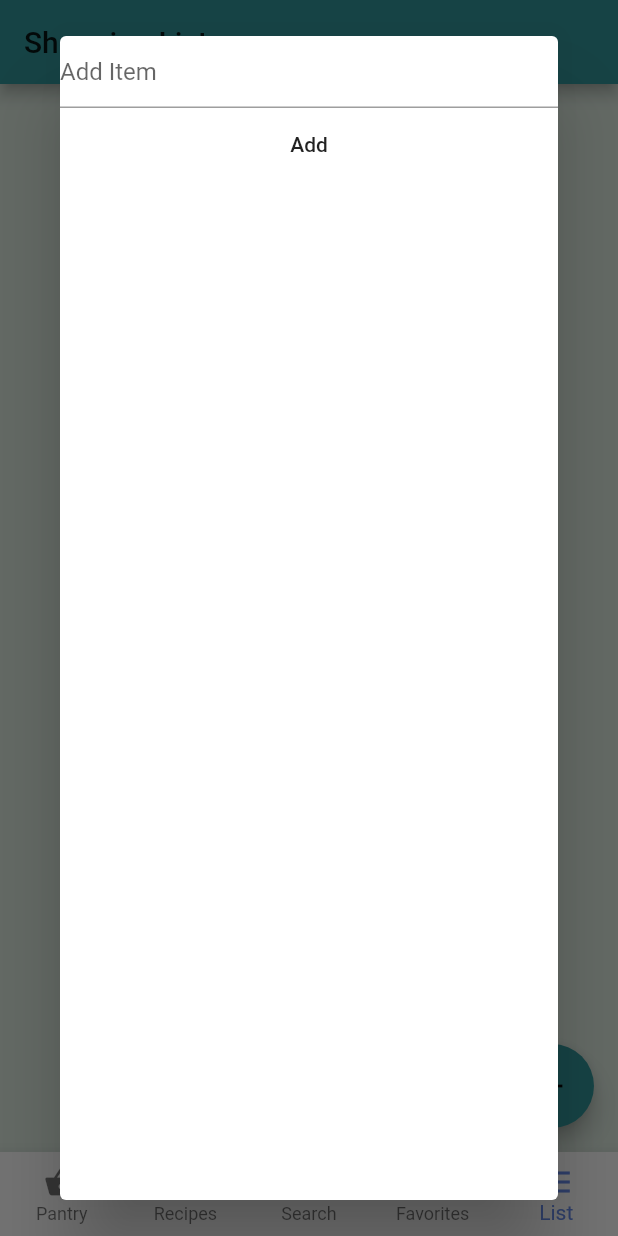
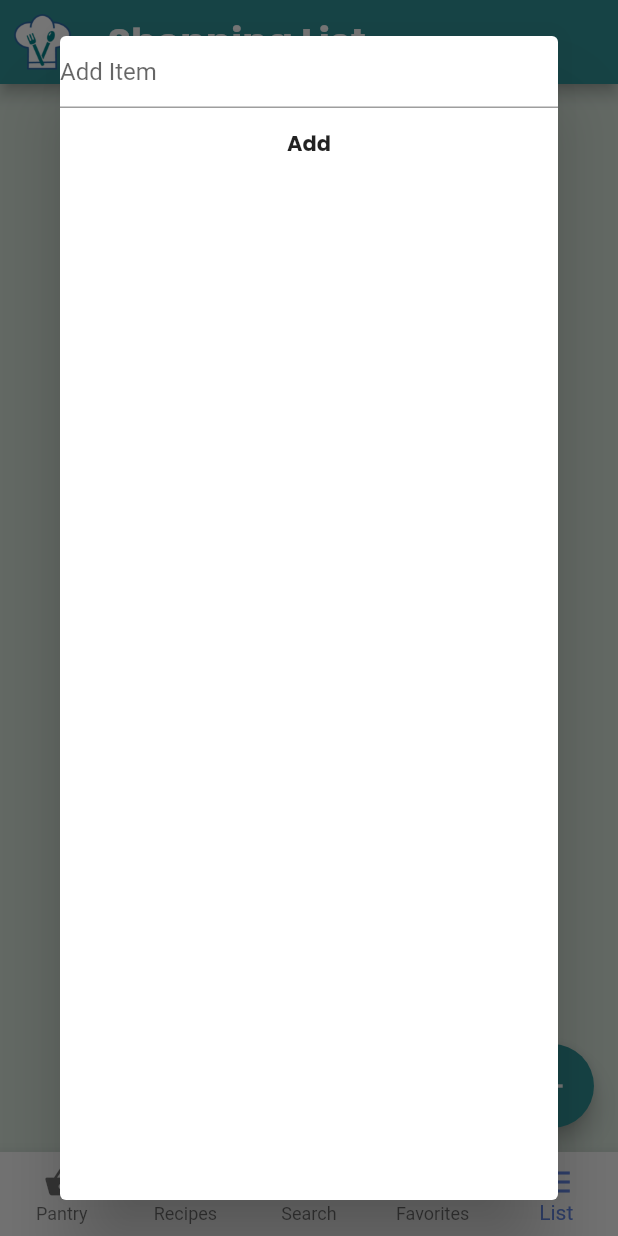
Before and after one commit to SJSU-CMPE165-Group1/BakingApp, a Flutter app: the screen it shows after launch, item 5 of the bottom bar chosen, after a tap on the "add" icon, on a phone screen of 412 x 824 dp. Run offline on Flutter 3.47's test engine with Material 2 defaults, Android fonts, the phone set to English and light mode, and no system bars; network calls fail.

Commit message:
Updated the UI and pantry

```diff
--- a/flutter_baking_app/lib/views/favorites.dart
+++ b/flutter_baking_app/lib/views/favorites.dart
@@ -11,7 +11,13 @@ class _FavoritesPageState extends State<FavoritesPage> {
   Widget build(BuildContext context) {
     return Scaffold(
         appBar: AppBar(
-          title: Text('Favorited Recipes'), //widget.title
+          title: Text('Favorited Recipes',  style: TextStyle(fontFamily:'Poppins', fontSize: 25, color: Colors.white)), //widget.title
+          leading: Padding(
+            padding: const EdgeInsets.all(8.0),
+            child: Image.asset(
+              "images/BakingBuddy.png",
+            ),
+          ),
           backgroundColor: LightColors.kGreen,
         ),
         backgroundColor: LightColors.kLightGreen,
--- a/flutter_baking_app/lib/views/pantry.dart
+++ b/flutter_baking_app/lib/views/pantry.dart
@@ -9,12 +9,22 @@ class PantryPage extends StatefulWidget {
 class _PantryPageState extends State<PantryPage> {
   List<bool> bakingList = List.generate(4, (index) => false);
   List<bool> dairyList = List.generate(4, (index) => false);
+  List<bool> fruitList = List.generate(4, (index) => false);
+  List<bool> veggieList = List.generate(4, (index) => false);
+  List<bool> sweetList = List.generate(4, (index) => false);
 
+  String dropdownValue = 'One';
   @override
   Widget build(BuildContext context) {
     return Scaffold(
         appBar: AppBar(
-          title: Text('BAKING BUDDY Pantry'), //widget.title
+          title: Text('Pantry', style: TextStyle(fontFamily:'Poppins', fontSize: 25, color: Colors.white)), //widget.title
+          leading: Padding(
+            padding: const EdgeInsets.all(8.0),
+            child: Image.asset(
+              "images/BakingBuddy.png",
+            ),
+          ),
           backgroundColor: LightColors.kGreen,
         ),
         backgroundColor: LightColors.kLightGreen,
@@ -27,6 +37,7 @@ class _PantryPageState extends State<PantryPage> {
               Text('Dry Ingredients',
                 style: TextStyle(
                   fontSize: 22.0,
+                  fontFamily:'Poppins',
                   fontWeight: FontWeight.bold,
                   color: LightColors.kBlue,
                 ),
@@ -55,6 +66,7 @@ class _PantryPageState extends State<PantryPage> {
               Text('Wet Ingredients',
                 style: TextStyle(
                   fontSize: 22.0,
+                  fontFamily:'Poppins',
                   fontWeight: FontWeight.bold,
                   color: LightColors.kBlue,
                 ),
@@ -83,22 +95,89 @@ class _PantryPageState extends State<PantryPage> {
               Text('Fruits',
                 style: TextStyle(
                   fontSize: 22.0,
+                  fontFamily:'Poppins',
                   fontWeight: FontWeight.bold,
                   color: LightColors.kBlue,
+                ),
+              ),
+              Padding(
+                padding: const EdgeInsets.all(8.0),
+                child: ToggleButtons(
+                  children: [
+                    Text('Apples'),
+                    Text('Bananas'),
+                    Text('Blueberries'),
+                    Text('Cherries'),
+
+                  ],
+                  isSelected: fruitList,
+                  onPressed: (int i) {
+                    setState(() {
+                      fruitList[i] = !fruitList[i];
+                    });
+                  },
+                  fillColor: LightColors.kGreen,
+                  color: Colors.black54,
+                  selectedColor: Colors.white,
+                  borderRadius: BorderRadius.circular(10),
                 ),
               ),
               Text('Vegetables',
                 style: TextStyle(
                   fontSize: 22.0,
+                  fontFamily:'Poppins',
                   fontWeight: FontWeight.bold,
                   color: LightColors.kBlue,
+                ),
+              ),
+              Padding(
+                padding: const EdgeInsets.all(8.0),
+                child: ToggleButtons(
+                  children: [
+                    Text('Carrots'),
+                    Text('Corn'),
+                    Text('Pumpkin'),
+                    Text('Potatoes'),
+                  ],
+                  isSelected: veggieList,
+                  onPressed: (int i) {
+                    setState(() {
+                      veggieList[i] = !veggieList[i];
+                    });
+                  },
+                  fillColor: LightColors.kGreen,
+                  color: Colors.black54,
+                  selectedColor: Colors.white,
+                  borderRadius: BorderRadius.circular(10),
                 ),
               ),
               Text('Sweeteners',
                 style: TextStyle(
                   fontSize: 22.0,
+                  fontFamily:'Poppins',
                   fontWeight: FontWeight.bold,
                   color: LightColors.kBlue,
+                ),
+              ),
+              Padding(
+                padding: const EdgeInsets.all(8.0),
+                child: ToggleButtons(
+                  children: [
+                    Text('Maple Syrup'),
+                    Text('Vanilla'),
+                    Text('Frosting'),
+                    Text('Honey'),
+                  ],
+                  isSelected: sweetList,
+                  onPressed: (int i) {
+                    setState(() {
+                      sweetList[i] = !sweetList[i];
+                    });
+                  },
+                  fillColor: LightColors.kGreen,
+                  color: Colors.black54,
+                  selectedColor: Colors.white,
+                  borderRadius: BorderRadius.circular(10),
                 ),
               ),
             ],
--- a/flutter_baking_app/lib/views/recipes.dart
+++ b/flutter_baking_app/lib/views/recipes.dart
@@ -22,7 +22,7 @@ class RecipePageState extends State<RecipePage> {
 
   void updateSearch() {
     setState(() {
-      futureRecipes = RecipeAPI().fetchRecipesFromIngredients("sugar,eggs,flour", 1);
+      futureRecipes = RecipeAPI().fetchRecipesFromIngredients("eggs,flour, milk, bananas", 1);
     });
   }
 
@@ -30,7 +30,13 @@ class RecipePageState extends State<RecipePage> {
   Widget build(BuildContext context) {
     return Scaffold(
         appBar: AppBar(
-          title: Text('Suggested Recipes'), //widget.title
+          title: Text('Suggested Recipes', style: TextStyle(fontFamily:'Poppins', fontSize: 25, color: Colors.white)), //widget.title
+          leading: Padding(
+            padding: const EdgeInsets.all(8.0),
+            child: Image.asset(
+              "images/BakingBuddy.png",
+            ),
+          ),
           backgroundColor: LightColors.kGreen,
         ),
         backgroundColor: LightColors.kLightGreen,
--- a/flutter_baking_app/lib/views/search.dart
+++ b/flutter_baking_app/lib/views/search.dart
@@ -11,7 +11,13 @@ class _SearchPageState extends State<SearchPage> {
   Widget build(BuildContext context) {
     return Scaffold(
         appBar: AppBar(
-          title: Text('Search'), //widget.title
+          title: Text('Search',  style: TextStyle(fontFamily:'Poppins', fontSize: 25, color: Colors.white)),
+          leading: Padding(
+            padding: const EdgeInsets.all(8.0),
+            child: Image.asset(
+              "images/BakingBuddy.png",
+          ),
+          ),
           backgroundColor: LightColors.kGreen,
         ),
         backgroundColor: LightColors.kLightGreen,
--- a/flutter_baking_app/lib/views/shopping_list.dart
+++ b/flutter_baking_app/lib/views/shopping_list.dart
@@ -15,7 +15,13 @@ class _ShoppingListPageState extends State<ShoppingListPage> {
   Widget build(BuildContext context) {
     return Scaffold(
       appBar: AppBar(
-        title: Text('Shopping List'), //widget.title
+        title: Text('Shopping List',  style: TextStyle(fontFamily:'Poppins', fontSize: 25, color: Colors.white)), //widget.title
+        leading: Padding(
+          padding: const EdgeInsets.all(8.0),
+          child: Image.asset(
+            "images/BakingBuddy.png",
+          ),
+        ),
         backgroundColor: LightColors.kGreen,
       ),
       backgroundColor: LightColors.kLightGreen,
@@ -56,7 +62,7 @@ class _ShoppingListPageState extends State<ShoppingListPage> {
           addItem(context);
         },
         backgroundColor: LightColors.kGreen,
-        child: Icon(Icons.add),
+        child: Icon(Icons.add, color:Colors.white),
       ), // This trailing comma
     );
   }
@@ -95,7 +101,7 @@ class _ShoppingListPageState extends State<ShoppingListPage> {
             controller: _c,
           ),
           new FlatButton(
-              child: new Text("Add"),
+              child: new Text("Add", style: TextStyle(fontFamily:'Poppins',)),
               onPressed: (){
                 setState(() {
                   if(_c.text != "") {   //don't add empty items
```
Also changed, not shown: flutter_baking_app/pubspec.yaml (+11 -13 lines), flutter_baking_app/fonts/Poppins-Black.ttf (added), flutter_baking_app/fonts/Poppins-Bold.ttf (added), flutter_baking_app/images/BakingBuddy.png (added), flutter_baking_app/pubspec.lock, 23 other files.
